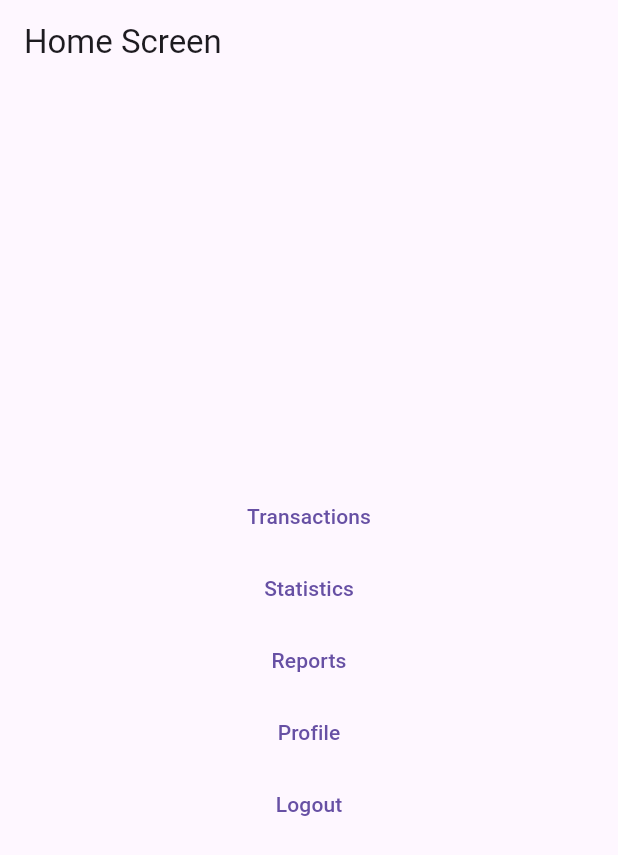
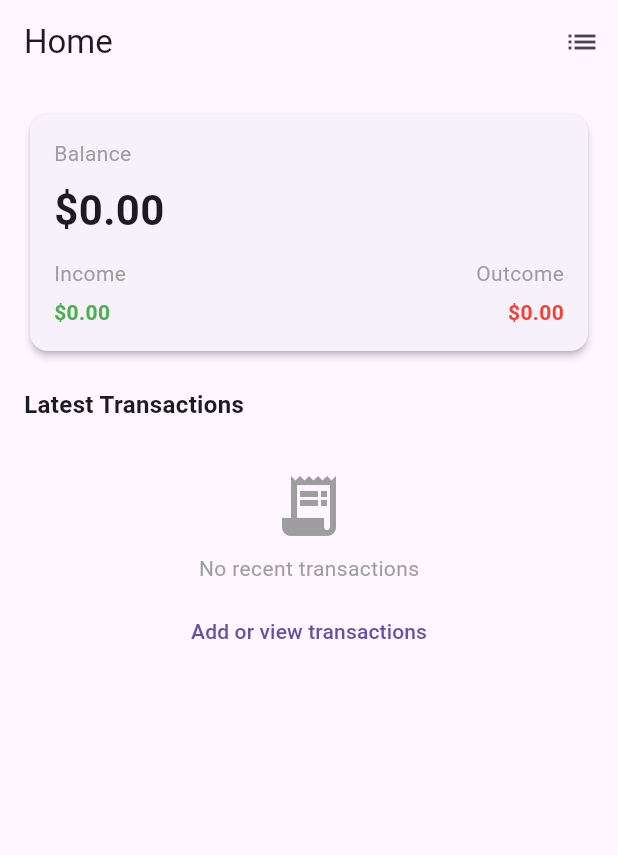
Before and after one commit to Joaozinhhh/Financy-Control, a Flutter app: the HomeView screen opened by its route, on a phone screen of 412 x 824 dp. Shown: the top 855 px of the screen. Run offline on Flutter 3.47's test engine with Material 3 defaults, Android fonts, the phone set to English and light mode, and no system bars; our stand-ins replace get_it, go_router, pdf, printing; accounts and stored records are empty.

Commit message:
feat: update home  (wip)

```diff
--- a/lib/features/home/home_view.dart
+++ b/lib/features/home/home_view.dart
@@ -1,6 +1,8 @@
+import 'package:financy_control/features/home/home_view_model.dart';
 import 'package:financy_control/router.dart';
 import 'package:flutter/material.dart';
 import 'package:go_router/go_router.dart';
+import 'package:intl/intl.dart';
 
 class HomeView extends StatefulWidget {
   const HomeView({super.key});
@@ -10,37 +12,136 @@ class HomeView extends StatefulWidget {
 }
 
 class _HomeViewState extends State<HomeView> {
+  final HomeViewModel _viewModel = HomeViewModel();
+
+  @override
+  void initState() {
+    super.initState();
+    _viewModel.addListener(_onViewModelChanged);
+    _viewModel.load();
+  }
+
+  void _onViewModelChanged() => setState(() {});
+
+  @override
+  void dispose() {
+    _viewModel.removeListener(_onViewModelChanged);
+    _viewModel.dispose();
+    super.dispose();
+  }
+
   @override
   Widget build(BuildContext context) {
+    final currency = NumberFormat.simpleCurrency(locale: Localizations.localeOf(context).toString());
+
     return Scaffold(
       appBar: AppBar(
-        title: const Text('Home Screen'),
+        title: const Text('Home'),
+        actions: [
+          IconButton(
+            icon: const Icon(Icons.list),
+            onPressed: () => context.push(Screen.transactions.location),
+            tooltip: 'All transactions',
           ),
-      body: Center(
+        ],
+      ),
+      body: RefreshIndicator(
+        onRefresh: () => _viewModel.load(),
+        child: SingleChildScrollView(
+          physics: const AlwaysScrollableScrollPhysics(),
+          padding: const EdgeInsets.all(16.0),
           child: Column(
-          mainAxisAlignment: MainAxisAlignment.center,
+            crossAxisAlignment: CrossAxisAlignment.stretch,
             children: [
+              Card(
+                elevation: 2,
+                shape: RoundedRectangleBorder(borderRadius: BorderRadius.circular(12)),
+                child: Padding(
+                  padding: const EdgeInsets.all(16.0),
+                  child: Column(
+                    crossAxisAlignment: CrossAxisAlignment.start,
+                    children: [
+                      const Text('Balance', style: TextStyle(fontSize: 14, color: Colors.grey)),
+                      const SizedBox(height: 8),
+                      Text(
+                        currency.format(_viewModel.balance),
+                        style: const TextStyle(fontSize: 28, fontWeight: FontWeight.bold),
+                      ),
+                      const SizedBox(height: 12),
+                      Row(
+                        children: [
+                          Expanded(
+                            child: Column(
+                              crossAxisAlignment: CrossAxisAlignment.start,
+                              children: [
+                                const Text('Income', style: TextStyle(color: Colors.grey)),
+                                const SizedBox(height: 6),
+                                Text(
+                                  currency.format(_viewModel.totalIncome),
+                                  style: const TextStyle(color: Colors.green, fontWeight: FontWeight.w600),
+                                ),
+                              ],
+                            ),
+                          ),
+                          Expanded(
+                            child: Column(
+                              crossAxisAlignment: CrossAxisAlignment.end,
+                              children: [
+                                const Text('Outcome', style: TextStyle(color: Colors.grey)),
+                                const SizedBox(height: 6),
+                                Text(
+                                  currency.format(_viewModel.totalOutcome),
+                                  style: const TextStyle(color: Colors.red, fontWeight: FontWeight.w600),
+                                ),
+                              ],
+                            ),
+                          ),
+                        ],
+                      ),
+                    ],
+                  ),
+                ),
+              ),
+              const SizedBox(height: 20),
+              const Text('Latest Transactions', style: TextStyle(fontSize: 16, fontWeight: FontWeight.w600)),
+              const SizedBox(height: 8),
+              if (_viewModel.latestTransactions.isEmpty)
+                Padding(
+                  padding: const EdgeInsets.symmetric(vertical: 24),
+                  child: Column(
+                    children: [
+                      const Icon(Icons.receipt_long, size: 48, color: Colors.grey),
+                      const SizedBox(height: 8),
+                      const Text('No recent transactions', style: TextStyle(color: Colors.grey)),
+                      const SizedBox(height: 8),
                       TextButton(
                         onPressed: () => context.push(Screen.transactions.location),
-              child: const Text('Transactions'),
-            ),
-            TextButton(
-              onPressed: () => context.push(Screen.statistics.location),
-              child: const Text('Statistics'),
-            ),
-            TextButton(
-              onPressed: () => context.push(Screen.reports.location),
-              child: const Text('Reports'),
-            ),
-            TextButton(
-              onPressed: () => context.push(Screen.profile.location),
-              child: const Text('Profile'),
-            ),
-            TextButton(
-              onPressed: () => context.goNamed(Screen.root.name),
-              child: const Text('Logout'),
+                        child: const Text('Add or view transactions'),
                       ),
                     ],
+                  ),
+                )
+              else
+                ListView.separated(
+                  shrinkWrap: true,
+                  physics: const NeverScrollableScrollPhysics(),
+                  itemCount: _viewModel.latestTransactions.length,
+                  separatorBuilder: (_, __) => const Divider(height: 1),
+                  itemBuilder: (context, index) {
+                    final t = _viewModel.latestTransactions[index];
+                    final isIncome = t.category.income;
+                    final amountText = (isIncome ? '+' : '-') + currency.format(t.amount);
+                    final amountColor = isIncome ? Colors.green : Colors.red;
+                    return ListTile(
+                      title: Text(t.description),
+                      subtitle: Text(DateFormat.yMMMd().add_jm().format(t.date)),
+                      trailing: Text(amountText, style: TextStyle(color: amountColor, fontWeight: FontWeight.w600)),
+                      onTap: () => context.push(Screen.transactions.location, extra: t),
+                    );
+                  },
+                ),
+            ],
+          ),
         ),
       ),
     );
--- a/lib/features/home/home_view_model.dart
+++ b/lib/features/home/home_view_model.dart
@@ -0,0 +1,36 @@
+import 'package:financy_control/core/extensions.dart';
+import 'package:financy_control/core/models/transaction_model.dart';
+import 'package:financy_control/services/mock_repository/mock_repository.dart';
+import 'package:flutter/foundation.dart';
+
+/// Simple Home ViewModel that loads the current balance and latest
+/// transactions from the mock repository.
+class HomeViewModel extends ChangeNotifier {
+	double _balance = 0.0;
+	List<TransactionModel> _latestTransactions = [];
+
+	double get balance => _balance;
+	List<TransactionModel> get latestTransactions => List.unmodifiable(_latestTransactions);
+
+	/// Load balance and transactions (keeps only latest N sorted by date desc)
+	Future<void> load({int latestCount = 5}) async {
+		final transactions = await mockGetTransactions();
+
+		_latestTransactions = transactions.take(latestCount).toList();
+
+		_balance = await mockGetBalance();
+
+		// notify listeners safely using extension
+		rebuild();
+	}
+
+	/// Helper to compute total income
+	double get totalIncome => _latestTransactions
+			.where((t) => t.category.income)
+			.fold(0.0, (p, t) => p + t.amount);
+
+	/// Helper to compute total outcome
+	  double get totalOutcome => _latestTransactions
+		  .where((t) => t.category.expense)
+		  .fold(0.0, (p, t) => p + t.amount);
+}
--- a/lib/features/statistics/statistics_view.dart
+++ b/lib/features/statistics/statistics_view.dart
@@ -376,7 +376,7 @@ class _CategoryStatisticTile extends StatelessWidget {
                 Expanded(
                   child: LinearProgressIndicator(
                     value: percentage / 100,
-                    backgroundColor: color.withOpacity(0.2),
+                    backgroundColor: color.withValues(alpha: 0.2),
                     valueColor: AlwaysStoppedAnimation<Color>(color),
                   ),
                 ),
```
Lines whose indentation alone changed are shown as unchanged.
